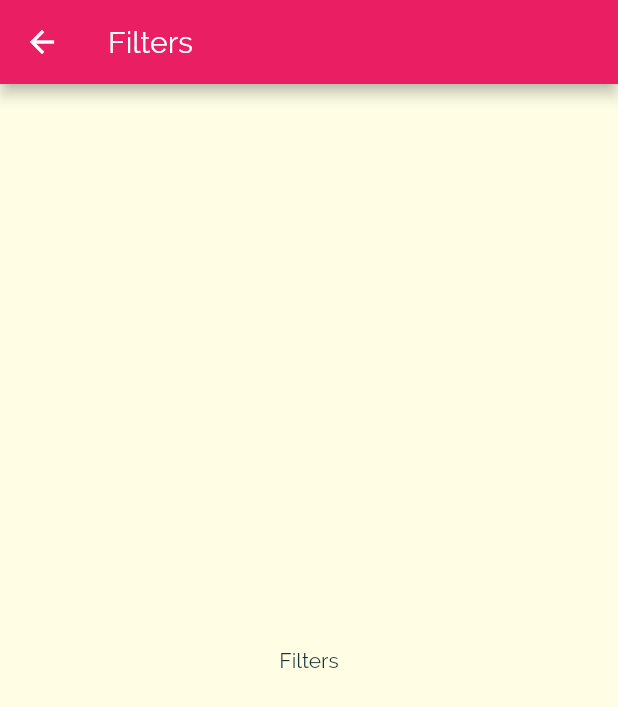
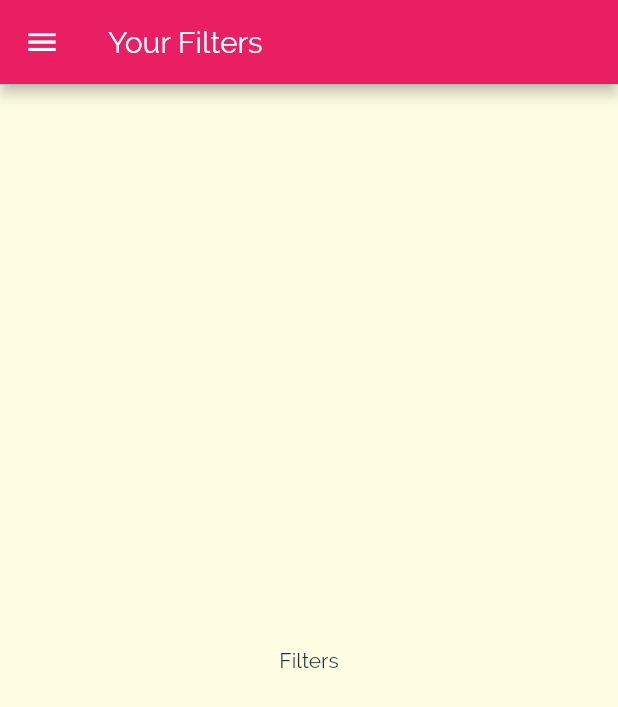
Before and after one commit to owenbriceindrianarison/meals_app, a Flutter app: the FiltersScreen screen opened by its route, on a phone screen of 412 x 824 dp. Shown: the top 707 px of the screen. Run offline on Flutter 3.47's test engine with Material 2 defaults, Android fonts, the phone set to English and light mode, and no system bars.

Commit message:
Replacing Pages (Instead of Pushing)

```diff
--- a/lib/screens/filters_screen.dart
+++ b/lib/screens/filters_screen.dart
@@ -1,4 +1,6 @@
 import 'package:flutter/material.dart';
+
+import '../widgets/main_drawer.dart';
 
 class FiltersScreen extends StatelessWidget {
   static const routeName = '/filters';
@@ -7,8 +9,9 @@ class FiltersScreen extends StatelessWidget {
   Widget build(BuildContext context) {
     return Scaffold(
       appBar: AppBar(
-        title: Text('Filters'),
+        title: Text('Your Filters'),
       ),
+      drawer: MainDrawer(),
       body: Center(
         child: Text('Filters'),
       ),
--- a/lib/widgets/main_drawer.dart
+++ b/lib/widgets/main_drawer.dart
@@ -33,7 +33,7 @@ class MainDrawer extends StatelessWidget {
             alignment: Alignment.centerLeft,
             color: Theme.of(context).accentColor,
             child: Text(
-              'Cooking Up',
+              'Cooking Up!',
               style: TextStyle(
                 fontWeight: FontWeight.w900,
                 fontSize: 30,
@@ -45,10 +45,10 @@ class MainDrawer extends StatelessWidget {
             height: 20,
           ),
           _buildListTile('Meals', Icons.restaurant, () {
-            Navigator.of(context).pushNamed('/');
+            Navigator.of(context).pushReplacementNamed('/');
           }),
           _buildListTile('Settings', Icons.settings, () {
-            Navigator.of(context).pushNamed(FiltersScreen.routeName);
+            Navigator.of(context).pushReplacementNamed(FiltersScreen.routeName);
           }),
         ],
       ),
```
